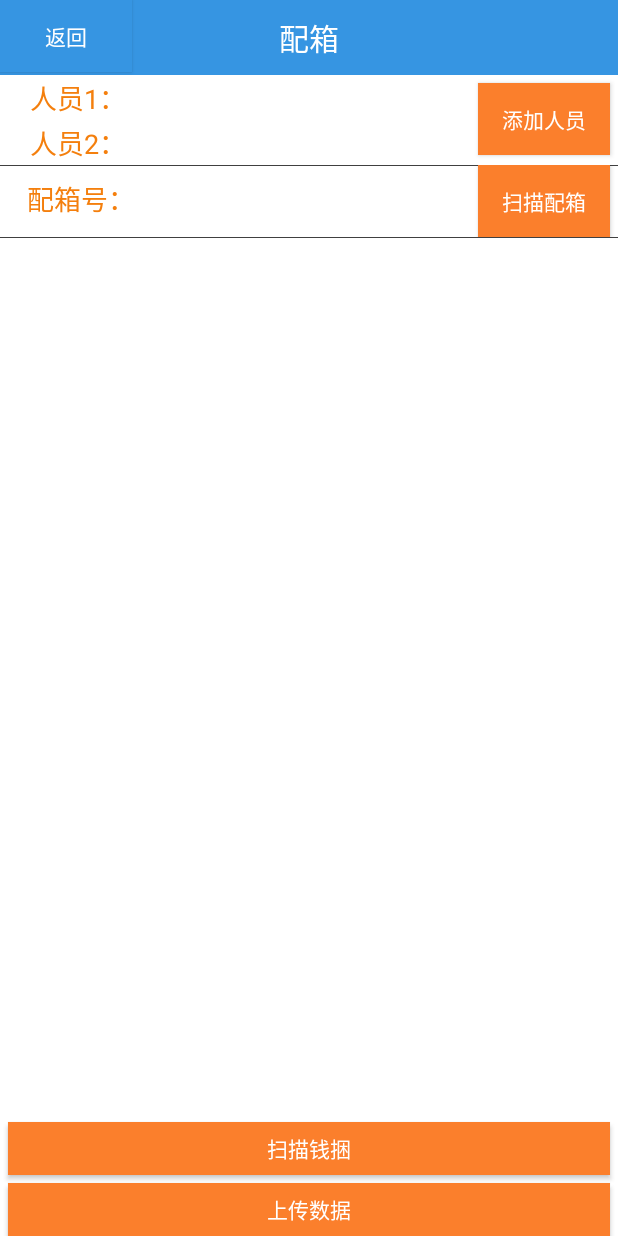
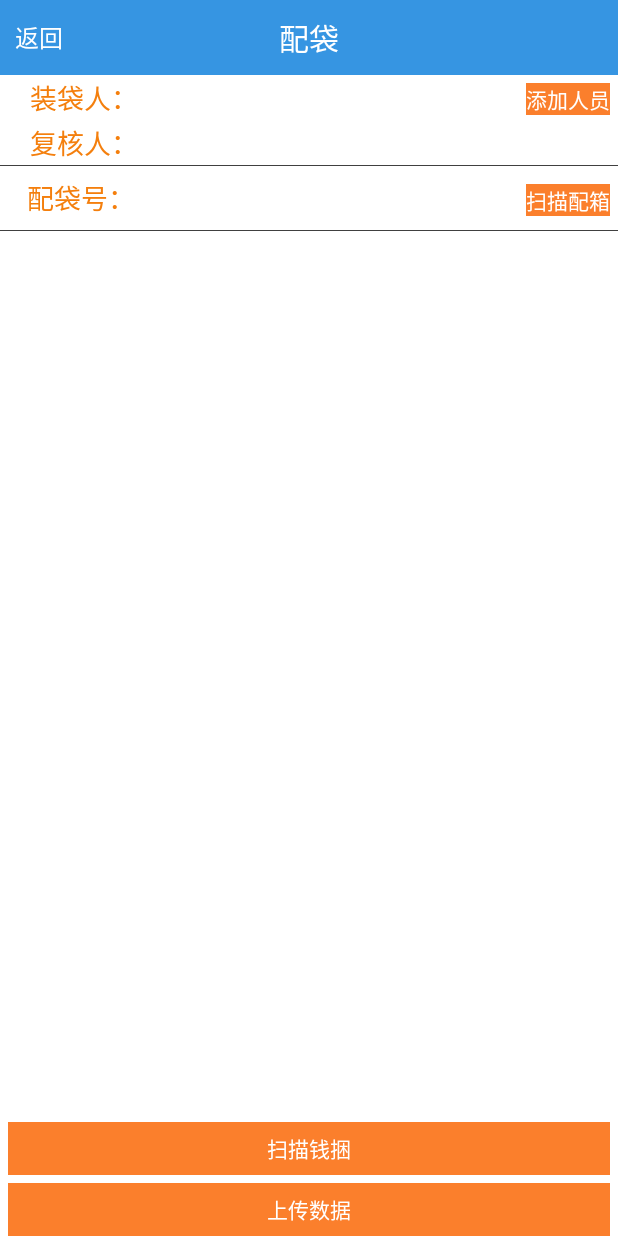
Before and after one commit to mengyuanCheng/android_jk_main, an Android app: the PeixiangdtActivity screen opened directly, with no data from a screen before it, on a phone screen of 412 x 824 dp. Run offline under Robolectric (Android 15) with nearby library versions, the phone set to English and light mode, and no system bars.

Commit message:
Merge remote-tracking branch 'origin/master'
# Conflicts:
#	app/build/intermediates/classes/debug/com/grgbanking/ct/DetailActivity$5.class
#	app/build/intermediates/classes/debug/com/grgbanking/ct/DetailActivity.class
#	app/build/intermediates/classes/debug/com/grgbanking/ct/HandoverWorkActivity.class
#	app/build/intermediates/classes/debug/com/grgbanking/ct/MainActivity.class
#	app/build/intermediates/classes/debug/com/grgbanking/ct/PeixiangdtActivity$1.class
#	app/build/intermediates/classes/debug/com/grgbanking/ct/PeixiangdtActivity$2.class
#	app/build/intermediates/classes/debug/com/grgbanking/ct/PeixiangdtActivity$3.class
#	app/build/intermediates/classes/debug/com/grgbanking/ct/PeixiangdtActivity$4.class
#	app/build/intermediates/classes/debug/com/grgbanking/ct/PeixiangdtActivity$MyThread.class
#	app/build/intermediates/classes/debug/com/grgbanking/ct/PeixiangdtActivity.class
#	app/build/intermediates/classes/debug/com/grgbanking/ct/R$drawable.class
#	app/build/intermediates/classes/debug/com/grgbanking/ct/R$id.class
#	app/build/intermediates/classes/debug/com/grgbanking/ct/R$layout.class
#	app/build/intermediates/classes/debug/com/grgbanking/ct/R$menu.class
#	app/build/intermediates/classes/debug/com/grgbanking/ct/R$raw.class
#	app/build/intermediates/classes/debug/com/grgbanking/ct/R$string.class
#	app/build/intermediates/classes/debug/com/grgbanking/ct/R$style.class
#	app/build/intermediates/incremental/mergeDebugResources/merger.xml
#	app/build/intermediates/res/resources-debug-androidTest.ap_
#	app/build/intermediates/res/resources-debug.ap_

```diff
--- a/app/src/main/AndroidManifest.xml
+++ b/app/src/main/AndroidManifest.xml
@@ -40,7 +40,8 @@
     <application
         android:allowBackup="true"
         android:icon="@drawable/app_icon"
-        android:label="@string/app_name">
+        android:label="@string/app_name"
+        android:theme="@android:style/Theme.NoTitleBar">
         <activity
             android:name=".LoginActivity"
             android:label="@string/app_name">
--- a/app/src/main/res/layout/login.xml
+++ b/app/src/main/res/layout/login.xml
@@ -71,10 +71,11 @@
     <Button
         android:id="@+id/login_button"
         android:layout_width="match_parent"
-        android:layout_height="wrap_content"
+        android:layout_height="30dp"
         android:layout_below="@id/content_layout"
         android:layout_marginTop="30dp"
         android:background="#25A0F7"
+        style="@style/buttonText"
         android:text="@string/login_label_signin" />
 
      <TextView
--- a/app/src/main/res/layout/peixiangdetail.xml
+++ b/app/src/main/res/layout/peixiangdetail.xml
@@ -17,10 +17,13 @@
 
         <Button
             android:id="@+id/px_detail_back"
-            style="@style/buttonText"
+            android:textColor="@color/white"
+            android:textSize="16sp"
+            android:gravity="center"
             android:layout_width="wrap_content"
-            android:layout_height="wrap_content"
-            android:layout_alignParentLeft="true"
+            android:layout_height="match_parent"
+            android:paddingLeft="10dp"
+            android:paddingRight="10dp"
             android:background="#3695E2"
             android:text="@string/button_back" />
 
@@ -32,7 +35,7 @@
             android:layout_centerInParent="true"
             android:gravity="center"
             android:padding="10dp"
-            android:text="配箱" />
+            android:text="配袋" />
 
         <Spinner
             android:id="@+id/px_detail_spinner"
@@ -63,7 +66,7 @@
             android:gravity="center"
             android:textColor="#F47F0D"
             android:textSize="18sp"
-            android:text="人员1：" />
+            android:text="装袋人：" />
         <TextView
             android:id="@+id/px_detail_show_name1"
             android:layout_width="fill_parent"
@@ -84,7 +87,7 @@
             android:gravity="center"
             android:textColor="#F47F0D"
             android:textSize="18sp"
-            android:text="人员2：" />
+            android:text="复核人：" />
         <TextView
             android:id="@+id/px_detail_show_name2"
             android:layout_width="fill_parent"
@@ -128,7 +131,7 @@
             android:layout_marginLeft="10dp"
             android:textColor="#F47F0D"
             android:textSize="18sp"
-            android:text="配箱号："/>
+            android:text="配袋号："/>
         <TextView
             android:id="@+id/px_detail_show_box_name"
             android:layout_width="0dp"
```
Also changed, not shown: 1 other file.
